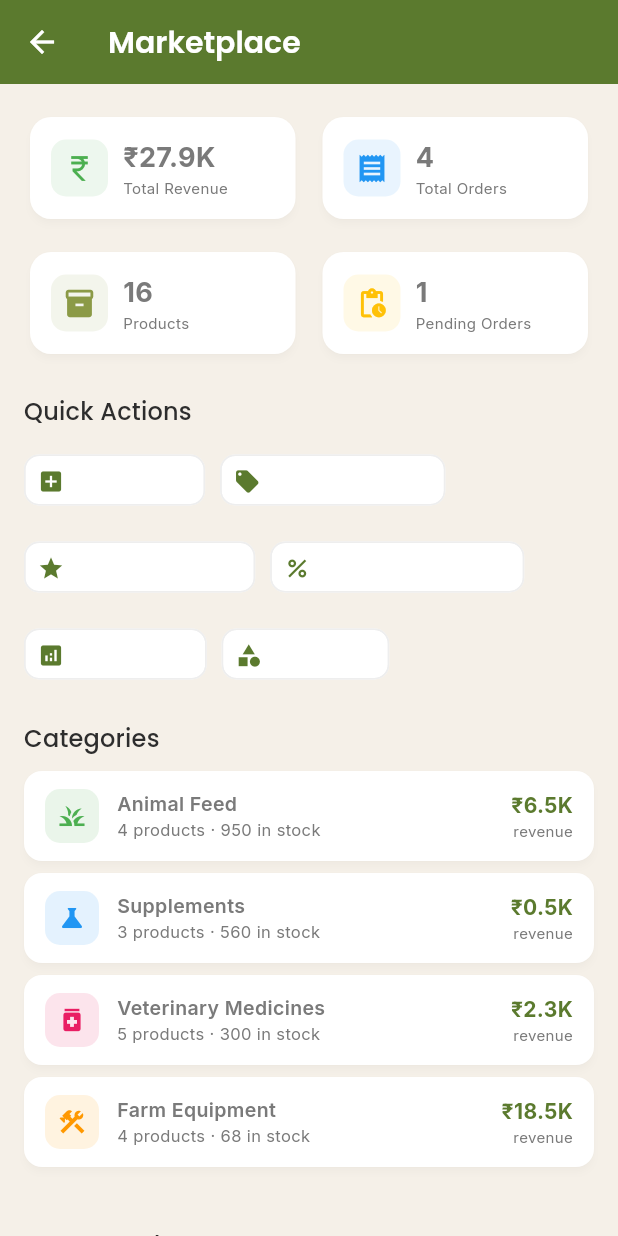
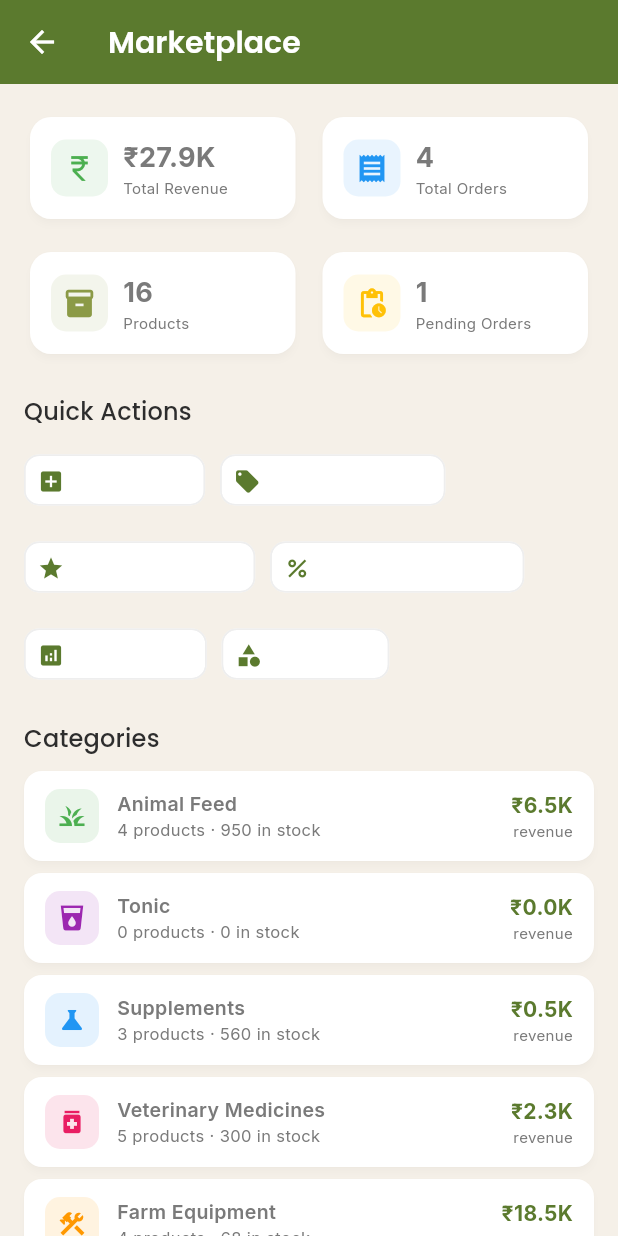
Before and after one commit to ashishsrivastava14/RumenoApp, a Flutter app: the AdminMarketplaceScreen screen opened by its route, on a phone screen of 412 x 824 dp. Run offline on Flutter 3.47's test engine with Material 3 defaults, Android fonts, the phone set to English and light mode, and no system bars; our stand-ins replace fl_chart, go_router, google_fonts, shimmer; accounts and stored records are empty.

Commit message:
feat: add 'Tonic' category to product models and update related screens

```diff
--- a/rumeno_app/lib/models/models.dart
+++ b/rumeno_app/lib/models/models.dart
@@ -425,7 +425,7 @@ class LabReport {
 
 // ─── Ecommerce Models ───
 
-enum ProductCategory { animalFeed, supplements, veterinaryMedicines, farmEquipment }
+enum ProductCategory { animalFeed, tonic, supplements, veterinaryMedicines, farmEquipment }
 
 enum ProductAnimal { cattle, goat, sheep, poultry, pig, horse }
 
@@ -495,6 +495,8 @@ class Product {
     switch (category) {
       case ProductCategory.animalFeed:
         return 'Animal Feed';
+      case ProductCategory.tonic:
+        return 'Tonic';
       case ProductCategory.supplements:
         return 'Supplements';
       case ProductCategory.veterinaryMedicines:
--- a/rumeno_app/lib/screens/admin/more/admin_marketplace_screen.dart
+++ b/rumeno_app/lib/screens/admin/more/admin_marketplace_screen.dart
@@ -280,6 +280,7 @@ class _ProductTile extends StatelessWidget {
   IconData _categoryIcon(ProductCategory c) {
     switch (c) {
       case ProductCategory.animalFeed: return Icons.grass;
+      case ProductCategory.tonic: return Icons.local_drink;
       case ProductCategory.supplements: return Icons.science;
       case ProductCategory.veterinaryMedicines: return Icons.medication;
       case ProductCategory.farmEquipment: return Icons.construction;
@@ -349,6 +350,7 @@ class _CategoryStatRow extends StatelessWidget {
   String get _label {
     switch (category) {
       case ProductCategory.animalFeed: return 'Animal Feed';
+      case ProductCategory.tonic: return 'Tonic';
       case ProductCategory.supplements: return 'Supplements';
       case ProductCategory.veterinaryMedicines: return 'Veterinary Medicines';
       case ProductCategory.farmEquipment: return 'Farm Equipment';
@@ -358,6 +360,7 @@ class _CategoryStatRow extends StatelessWidget {
   IconData get _icon {
     switch (category) {
       case ProductCategory.animalFeed: return Icons.grass;
+      case ProductCategory.tonic: return Icons.local_drink;
       case ProductCategory.supplements: return Icons.science;
       case ProductCategory.veterinaryMedicines: return Icons.medication;
       case ProductCategory.farmEquipment: return Icons.construction;
@@ -367,6 +370,7 @@ class _CategoryStatRow extends StatelessWidget {
   Color get _color {
     switch (category) {
       case ProductCategory.animalFeed: return const Color(0xFF4CAF50);
+      case ProductCategory.tonic: return const Color(0xFF9C27B0);
       case ProductCategory.supplements: return const Color(0xFF2196F3);
       case ProductCategory.veterinaryMedicines: return const Color(0xFFE91E63);
       case ProductCategory.farmEquipment: return const Color(0xFFFF9800);
--- a/rumeno_app/lib/screens/shop/category_screen.dart
+++ b/rumeno_app/lib/screens/shop/category_screen.dart
@@ -30,8 +30,10 @@ class CategoryScreen extends StatelessWidget {
     switch (cat) {
       case ProductCategory.animalFeed:
         return 'Animal Feed';
+      case ProductCategory.tonic:
+        return 'Tonic';
       case ProductCategory.supplements:
-        return 'Tonic';
+        return 'Supplements';
       case ProductCategory.veterinaryMedicines:
         return 'Medicine';
       case ProductCategory.farmEquipment:
@@ -43,6 +45,8 @@ class CategoryScreen extends StatelessWidget {
     switch (cat) {
       case ProductCategory.animalFeed:
         return Icons.grass_rounded;
+      case ProductCategory.tonic:
+        return Icons.local_drink_rounded;
       case ProductCategory.supplements:
         return Icons.science_rounded;
       case ProductCategory.veterinaryMedicines:
@@ -56,6 +60,8 @@ class CategoryScreen extends StatelessWidget {
     switch (cat) {
       case ProductCategory.animalFeed:
         return const Color(0xFF4CAF50);
+      case ProductCategory.tonic:
+        return const Color(0xFF9C27B0);
       case ProductCategory.supplements:
         return const Color(0xFFFF9800);
       case ProductCategory.veterinaryMedicines:
--- a/rumeno_app/lib/screens/shop/product_detail_screen.dart
+++ b/rumeno_app/lib/screens/shop/product_detail_screen.dart
@@ -608,6 +608,8 @@ IconData _getCategoryIcon(ProductCategory category) {
   switch (category) {
     case ProductCategory.animalFeed:
       return Icons.grass_rounded;
+    case ProductCategory.tonic:
+      return Icons.local_drink_rounded;
     case ProductCategory.supplements:
       return Icons.science_rounded;
     case ProductCategory.veterinaryMedicines:
--- a/rumeno_app/lib/screens/shop/search_screen.dart
+++ b/rumeno_app/lib/screens/shop/search_screen.dart
@@ -123,6 +123,13 @@ class _SearchScreenState extends State<SearchScreen> {
                   label: 'Supplements',
                   isSelected: _filterCategory == ProductCategory.supplements,
                   onTap: () => setState(() => _filterCategory = ProductCategory.supplements),
+                  color: const Color(0xFFFF9800),
+                ),
+                _FilterChip(
+                  icon: Icons.science_rounded,
+                  label: 'Tonic',
+                  isSelected: _filterCategory == ProductCategory.tonic,
+                  onTap: () => setState(() => _filterCategory = ProductCategory.tonic),
                   color: const Color(0xFFFF9800),
                 ),
                 _FilterChip(
@@ -443,6 +450,8 @@ IconData _getCategoryIcon(ProductCategory category) {
   switch (category) {
     case ProductCategory.animalFeed:
       return Icons.grass_rounded;
+    case ProductCategory.tonic:
+      return Icons.local_drink_rounded;
     case ProductCategory.supplements:
       return Icons.science_rounded;
     case ProductCategory.veterinaryMedicines:
--- a/rumeno_app/lib/screens/shop/shop_home_screen.dart
+++ b/rumeno_app/lib/screens/shop/shop_home_screen.dart
@@ -1020,6 +1020,8 @@ IconData _getCategoryIcon(ProductCategory category) {
   switch (category) {
     case ProductCategory.animalFeed:
       return Icons.grass_rounded;
+    case ProductCategory.tonic:
+      return Icons.local_drink_rounded;
     case ProductCategory.supplements:
       return Icons.science_rounded;
     case ProductCategory.veterinaryMedicines:
```
